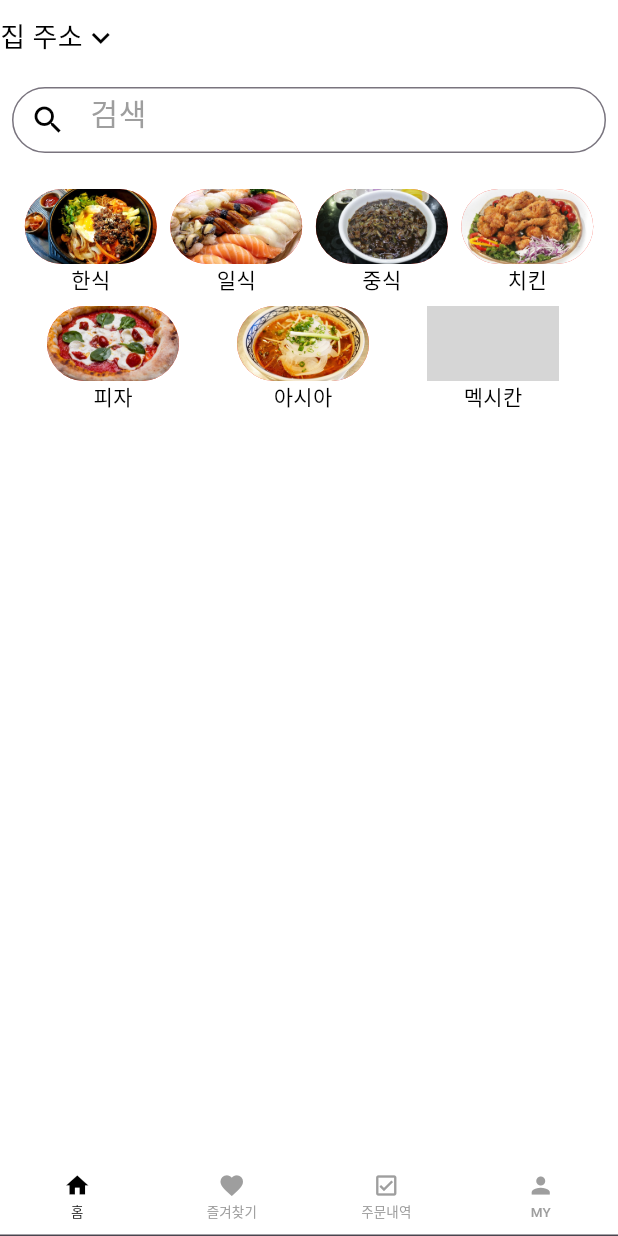
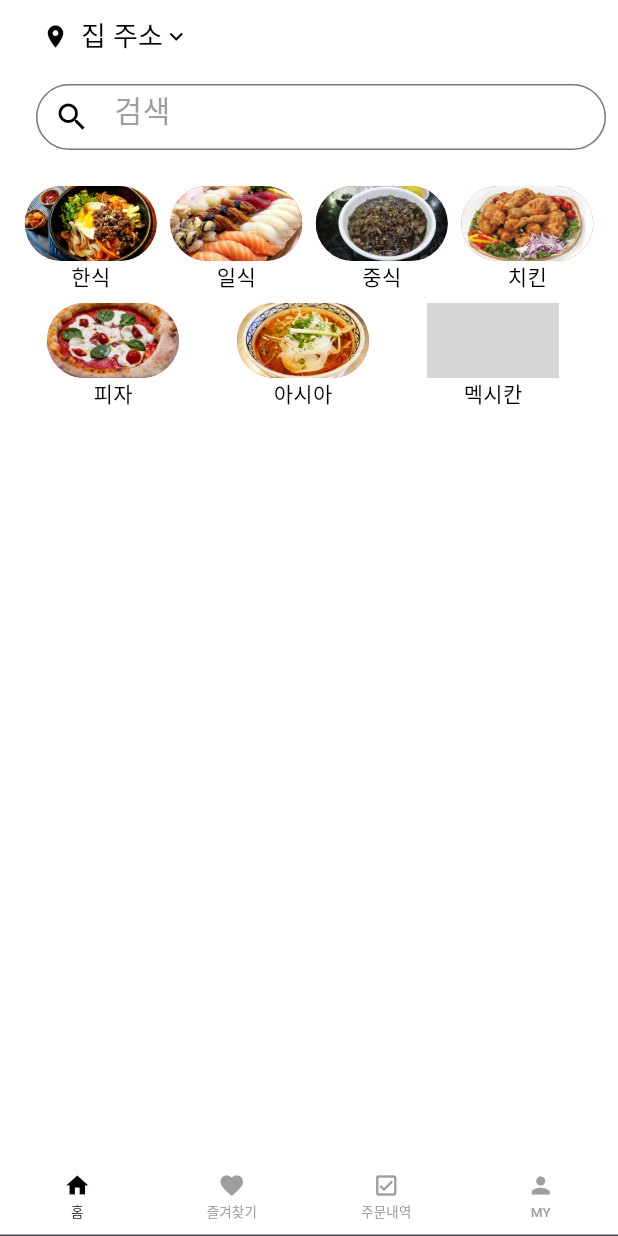
Before and after one commit to YeonwooNuf/DeliverApp, a Flutter app: the screen it shows after launch, on a phone screen of 412 x 824 dp. Run offline on Flutter 3.47's test engine with Material 3 defaults, Android fonts, the phone set to English and light mode, and no system bars; grey boxes are pictures that could not be loaded.

Commit message:
홈페이지 머지 //지민
홈페이지 머지 //지민

```diff
--- a/lib/pages/HomePage.dart
+++ b/lib/pages/HomePage.dart
@@ -1,4 +1,5 @@
 import 'package:delivery/category/CategorySelect.dart';
+import 'package:delivery/pages/AddressRegisterPage.dart';
 import 'package:delivery/pages/SearchPage.dart';
 import 'package:flutter/material.dart';
 
@@ -30,11 +31,23 @@ class HomeScreen extends StatelessWidget {
         child: Container(
           width: double.infinity,
           decoration: BoxDecoration(color: Colors.white),
+          padding: const EdgeInsets.only(left: 16.0), // 좌측에 여백 추가
           child: Column(
             children: [
-              Row(
-                mainAxisAlignment: MainAxisAlignment.spaceBetween,
+              Align(
+                alignment: Alignment.centerLeft, // 왼쪽 정렬
+                child: TextButton(
+                  onPressed: () {
+                    Navigator.push(
+                      context,
+                      MaterialPageRoute(builder: (context) => AddressRegisterPage()),
+                    );
+                  },
+                  child: Row(
+                    mainAxisSize: MainAxisSize.min, // Row의 크기를 내용물에 맞게 조정
                     children: [
+                      Icon(Icons.location_on, color: Colors.black),
+                      SizedBox(width: 8), // 아이콘과 텍스트 사이에 간격 추가
                       Text(
                         '집 주소',
                         maxLines: 1,
@@ -42,10 +55,11 @@ class HomeScreen extends StatelessWidget {
                         style: TextStyle(fontSize: 18, color: Colors.black),
                       ),
                       Icon(Icons.keyboard_arrow_down, color: Colors.black),
-                  Expanded(child: Container(height: 50)),
                     ],
                   ),
-              // 수정된 부분: 검색창이 AppBar 아래에 추가됨
+                ),
+              ),
+
               Container(
               height: 60,
               color: Colors.white,
```
Lines whose indentation alone changed are shown as unchanged.
